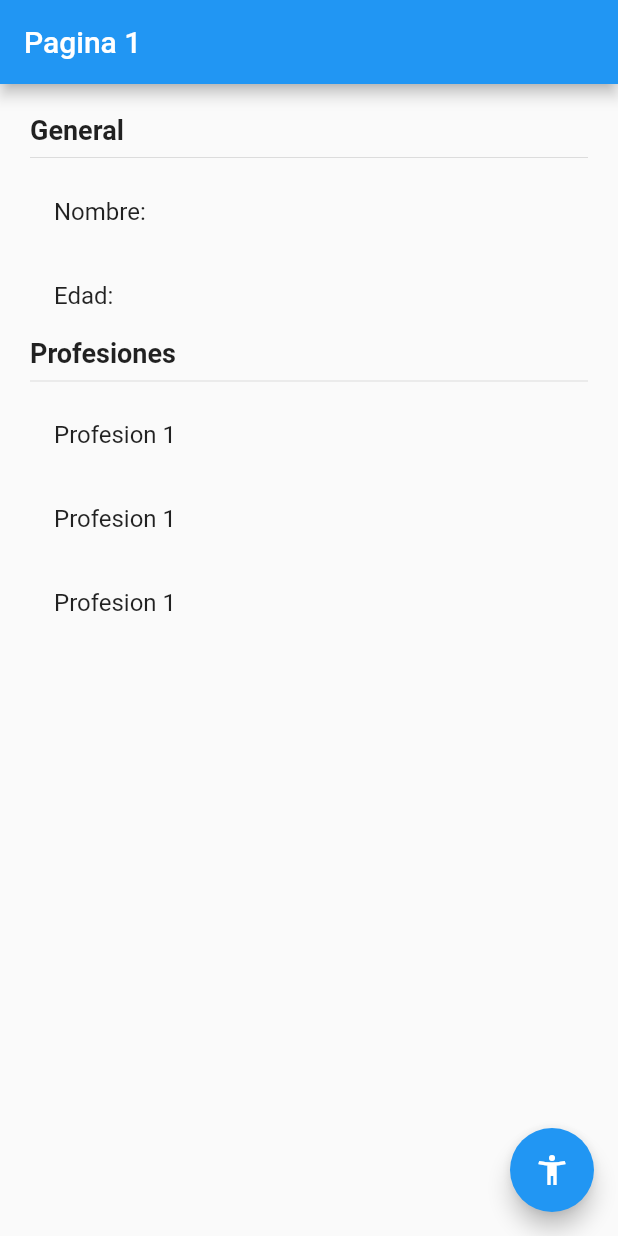
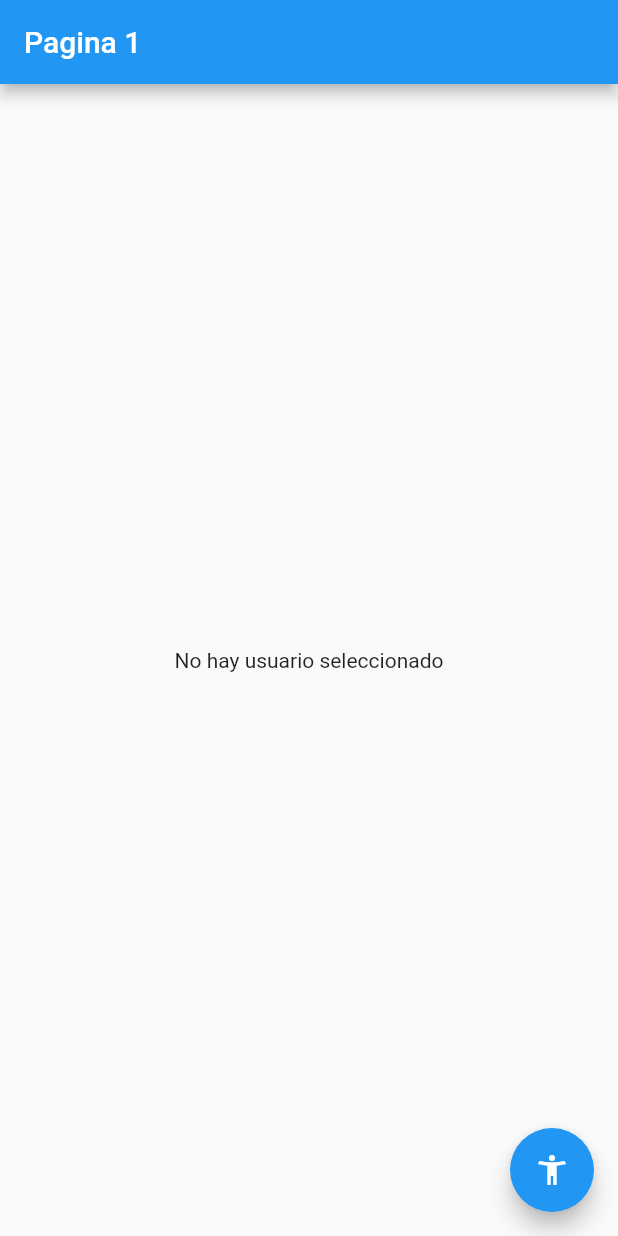
Before and after one commit to LuisPulenta/estados, a Flutter app: the screen it shows after launch, on a phone screen of 412 x 824 dp. Run offline on Flutter 3.47's test engine with Material 2 defaults, Android fonts, the phone set to English and light mode, and no system bars; our stand-ins replace flutter_bloc, get.

Commit message:
Fin GetX

```diff
--- /dev/null
+++ b/lib/controllers/usuario_controller.dart
@@ -0,0 +1,28 @@
+import 'package:estados/models/usuario.dart';
+import 'package:get/get.dart';
+
+class UsuarioController extends GetxController {
+  var existeUsuario = false.obs;
+  var usuario = Usuario().obs;
+
+  int get profesionesCount {
+    return usuario.value.profesiones.length;
+  }
+
+  void cargarUsuario(Usuario pUsuario) {
+    existeUsuario.value = true;
+    usuario.value = pUsuario;
+  }
+
+  void cambiarEdad(int edad) {
+    usuario.update((val) {
+      val!.edad = edad;
+    });
+  }
+
+  void agregarProfesion(String profesion) {
+    usuario.update((val) {
+      val!.profesiones = [...val!.profesiones, profesion];
+    });
+  }
+}
--- a/lib/main.dart
+++ b/lib/main.dart
@@ -1,19 +1,24 @@
 import 'package:estados/screens/screens.dart';
 import 'package:flutter/material.dart';
+import 'package:get/get.dart';
 
 void main() => runApp(MyApp());
 
 class MyApp extends StatelessWidget {
   @override
   Widget build(BuildContext context) {
-    return MaterialApp(
+    return GetMaterialApp(
       debugShowCheckedModeBanner: false,
       title: 'Material App',
-      initialRoute: 'pagina1',
-      routes: {
-        'pagina1': (_) => const Pagina1Screen(),
-        'pagina2': (_) => const Pagina2Screen(),
-      },
+      initialRoute: '/pagina1',
+      // routes: {
+      //   'pagina1': (_) => const Pagina1Screen(),
+      //   'pagina2': (_) => const Pagina2Screen(),
+      // },
+      getPages: [
+        GetPage(name: '/pagina1', page: () => Pagina1Screen()),
+        GetPage(name: '/pagina2', page: () => Pagina2Screen())
+      ],
     );
   }
 }
--- a/lib/models/usuario.dart
+++ b/lib/models/usuario.dart
@@ -1,8 +1,7 @@
 class Usuario {
-  final String nombre;
-  final int edad;
-  final List<String> profesiones;
+  String? nombre;
+  int? edad;
+  List<String> profesiones;
 
-  Usuario(
-      {required this.nombre, required this.edad, required this.profesiones});
+  Usuario({this.nombre, this.edad, this.profesiones = const []});
 }
--- a/lib/screens/pagina1_screen.dart
+++ b/lib/screens/pagina1_screen.dart
@@ -1,24 +1,54 @@
+import 'package:estados/controllers/usuario_controller.dart';
+import 'package:estados/models/usuario.dart';
 import 'package:flutter/material.dart';
+import 'package:get/get.dart';
+import 'package:estados/screens/pagina2_screen.dart';
 
 class Pagina1Screen extends StatelessWidget {
   const Pagina1Screen({Key? key}) : super(key: key);
 
+//--------------------- Pantalla ------------------------
   @override
   Widget build(BuildContext context) {
+    final usuarioCtrl = Get.put(UsuarioController());
+
     return Scaffold(
       appBar: AppBar(
         title: const Text('Pagina 1'),
       ),
-      body: InformacionUsuario(),
+      body: Obx(() => usuarioCtrl.existeUsuario.value
+          ? InformacionUsuario(usuario: usuarioCtrl.usuario.value)
+          : const NoInfo()),
       floatingActionButton: FloatingActionButton(
-          child: const Icon(Icons.accessibility_new),
-          onPressed: () => Navigator.pushNamed(context, 'pagina2')),
+        child: const Icon(Icons.accessibility_new),
+        //onPressed: () => Navigator.pushNamed(context, 'pagina2')),
+
+        //onPressed: () => Get.to(Pagina2Screen()),
+        onPressed: () =>
+            Get.toNamed('pagina2', arguments: {'nombre': 'Luis', 'edad': 57}),
+      ),
+    );
+  }
+}
+
+//--------------------- NoInfo ------------------------
+class NoInfo extends StatelessWidget {
+  const NoInfo({Key? key}) : super(key: key);
+
+  @override
+  Widget build(BuildContext context) {
+    return const Center(
+      child: Text('No hay usuario seleccionado'),
     );
   }
 }
 
 //--------------------- InformacionUsuario ------------------------
 class InformacionUsuario extends StatelessWidget {
+  final Usuario usuario;
+
+  const InformacionUsuario({Key? key, required this.usuario}) : super(key: key);
+
   @override
   Widget build(BuildContext context) {
     return Container(
@@ -27,18 +57,20 @@ class InformacionUsuario extends StatelessWidget {
       padding: const EdgeInsets.all(20.0),
       child: Column(
         crossAxisAlignment: CrossAxisAlignment.start,
-        children: const [
-          Text('General',
+        children: [
+          const Text('General',
               style: TextStyle(fontSize: 18, fontWeight: FontWeight.bold)),
-          Divider(),
-          ListTile(title: Text('Nombre: ')),
-          ListTile(title: Text('Edad: ')),
-          Text('Profesiones',
+          const Divider(),
+          ListTile(title: Text('Nombre: ${usuario.nombre}')),
+          ListTile(title: Text('Edad: ${usuario.edad}')),
+          const Text('Profesiones',
               style: TextStyle(fontSize: 18, fontWeight: FontWeight.bold)),
-          Divider(),
-          ListTile(title: Text('Profesion 1')),
-          ListTile(title: Text('Profesion 1')),
-          ListTile(title: Text('Profesion 1')),
+          const Divider(),
+          ...usuario.profesiones.map(
+            (profesion) => ListTile(
+              title: Text(profesion),
+            ),
+          ),
         ],
       ),
     );
--- a/pubspec.yaml
+++ b/pubspec.yaml
@@ -36,6 +36,7 @@ dependencies:
   # The following adds the Cupertino Icons font to your application.
   # Use with the CupertinoIcons class for iOS style icons.
   cupertino_icons: ^1.0.2
+  get: ^4.1.3
 
 
 
```
Also changed, not shown: lib/screens/pagina2_screen.dart (+37 -3 lines), pubspec.lock.
